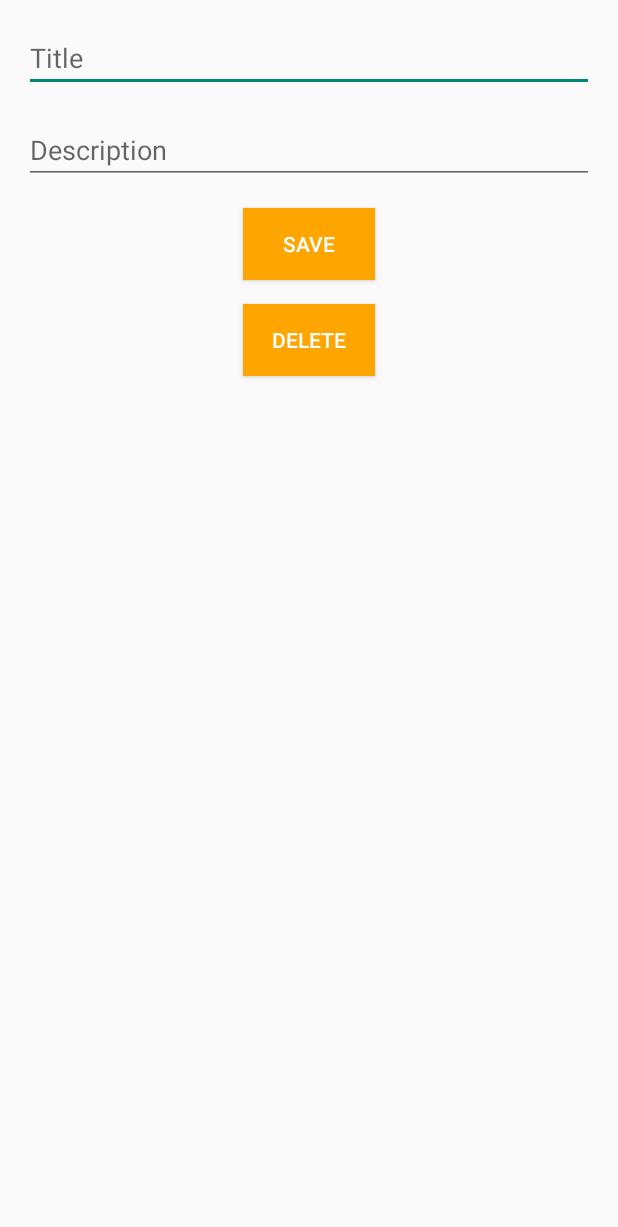
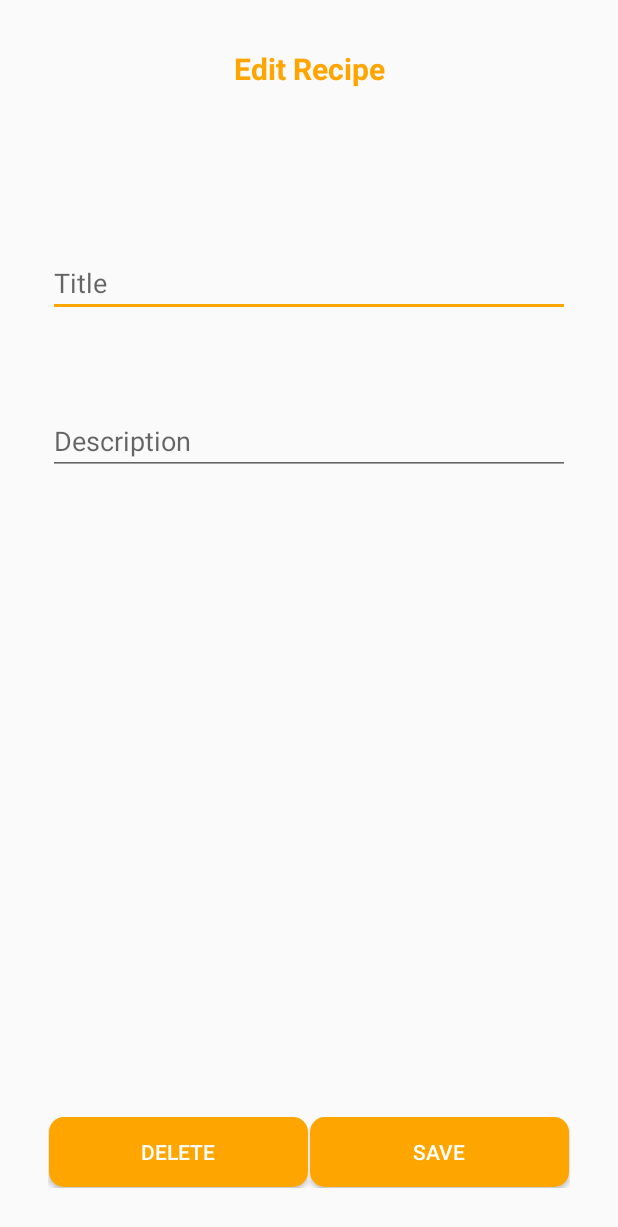
Before and after one commit to Kian2002/INFO-3245, an Android app: the EditRecipeActivity screen opened directly, with no data from a screen before it, on a phone screen of 412 x 824 dp. Shown: the top 1227 px of the screen. Run offline under Robolectric (Android 15) with nearby library versions, the phone set to English and light mode, and no system bars; 2 statements that could not run were skipped.

Commit message:
single button style for whole application. themes added. add and edit views ui minor improvements

```diff
--- a/app/src/main/res/layout/activity_edit_recipe.xml
+++ b/app/src/main/res/layout/activity_edit_recipe.xml
@@ -8,6 +8,12 @@
         android:id="@+id/titleEditText"
         android:layout_width="match_parent"
         android:layout_height="wrap_content"
+        android:layout_alignParentStart="true"
+        android:layout_alignParentTop="true"
+        android:layout_alignParentEnd="true"
+        android:layout_marginStart="16dp"
+        android:layout_marginTop="150dp"
+        android:layout_marginEnd="16dp"
         android:hint="Title"
         android:inputType="text" />
 
@@ -16,30 +22,58 @@
         android:layout_width="match_parent"
         android:layout_height="wrap_content"
         android:layout_below="@id/titleEditText"
-        android:layout_marginTop="16dp"
+        android:layout_alignParentStart="true"
+        android:layout_alignParentEnd="true"
+        android:layout_marginStart="16dp"
+        android:layout_marginTop="60dp"
+        android:layout_marginEnd="16dp"
         android:hint="Description"
         android:inputType="textMultiLine" />
+
+    <LinearLayout
+        android:layout_width="match_parent"
+        android:layout_height="wrap_content"
+        android:layout_alignParentStart="true"
+        android:layout_alignParentEnd="true"
+        android:layout_alignParentBottom="true"
+        android:layout_marginStart="16dp"
+        android:layout_marginEnd="16dp"
+        android:layout_marginBottom="16dp"
+        android:gravity="center|top"
+        android:orientation="horizontal"
+        android:weightSum="2">
+
+        <Button
+            android:id="@+id/deleteButton"
+            android:layout_width="wrap_content"
+            android:layout_height="wrap_content"
+            android:layout_marginTop="16dp"
+            android:layout_weight="1"
+            android:text="Delete" />
 
         <Button
             android:id="@+id/saveButton"
             android:layout_width="wrap_content"
             android:layout_height="wrap_content"
-        android:layout_below="@id/descriptionEditText"
-        android:textColor="@android:color/white"
-        android:background="@color/customOrange"
-        android:layout_centerHorizontal="true"
             android:layout_marginTop="16dp"
+            android:layout_weight="1"
             android:text="Save" />
+    </LinearLayout>
 
-    <Button
-        android:id="@+id/deleteButton"
+    <TextView
+        android:id="@+id/editRecipeText"
         android:layout_width="wrap_content"
         android:layout_height="wrap_content"
-        android:layout_below="@id/saveButton"
-        android:textColor="@android:color/white"
-        android:background="@color/customOrange"
-        android:layout_centerHorizontal="true"
+        android:layout_alignParentStart="true"
+        android:layout_alignParentTop="true"
+        android:layout_alignParentEnd="true"
+        android:layout_marginStart="16dp"
         android:layout_marginTop="16dp"
-        android:text="Delete" />
+        android:layout_marginEnd="16dp"
+        android:text="Edit Recipe"
+        android:textAlignment="center"
+        android:textColor="@color/customOrange"
+        android:textSize="20sp"
+        android:textStyle="bold" />
 
 </RelativeLayout>
--- a/app/src/main/res/values-night/themes.xml
+++ b/app/src/main/res/values-night/themes.xml
@@ -3,5 +3,9 @@
     <style name="Base.Theme.RecipeKeeper" parent="Theme.AppCompat.Light.NoActionBar">
         <!-- Customize your dark theme here. -->
         <!-- <item name="colorPrimary">@color/my_dark_primary</item> -->
+        <item name="colorPrimary">@color/black</item>
+        <item name="colorAccent">@color/customOrange</item>
+        <item name="buttonStyle">@style/AppButtonStyle</item>
+        <item name="android:textColor">@color/white</item>
     </style>
 </resources>
--- /dev/null
+++ b/app/src/main/res/values/styles.xml
@@ -0,0 +1,8 @@
+<?xml version="1.0" encoding="utf-8"?>
+<resources>
+    <!-- Define the button style -->
+    <style name="AppButtonStyle" parent="Widget.AppCompat.Button">
+        <item name="android:background">@drawable/grid_item_corner</item>
+        <item name="android:textColor">@color/white</item>
+    </style>
+</resources>
--- a/app/src/main/res/values/themes.xml
+++ b/app/src/main/res/values/themes.xml
@@ -3,6 +3,10 @@
     <style name="Base.Theme.RecipeKeeper" parent="Theme.AppCompat.Light.NoActionBar">
         <!-- Customize your light theme here. -->
         <!-- <item name="colorPrimary">@color/my_light_primary</item> -->
+        <item name="colorPrimary">@color/white</item>
+        <item name="colorAccent">@color/customOrange</item>
+        <item name="buttonStyle">@style/AppButtonStyle</item>
+        <item name="android:textColor">@color/white</item>
     </style>
 
     <style name="Theme.RecipeKeeper" parent="Base.Theme.RecipeKeeper" />
```
Also changed, not shown: app/src/main/res/layout/activity_add_recipe.xml (+34 -8 lines), app/src/main/res/layout/activity_main.xml (+6 -9 lines), app/src/main/res/layout/activity_recipe_detail.xml (+30 -20 lines). Lines whose indentation alone changed are shown as unchanged.
